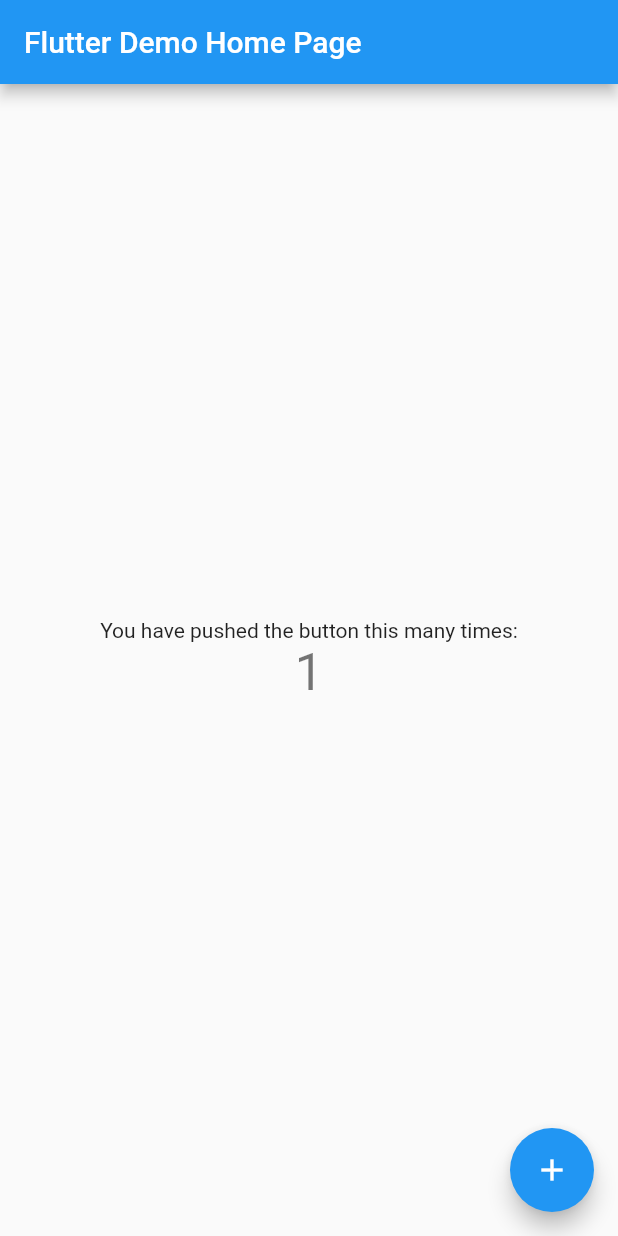
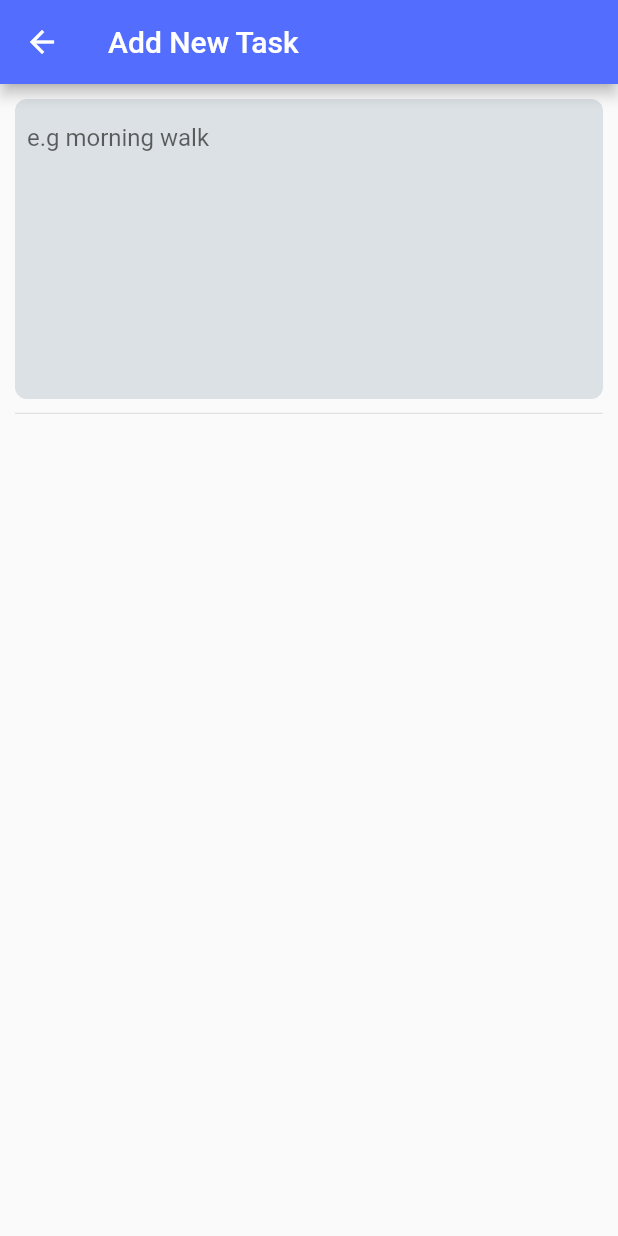
Before and after one commit to Ayushtytripatha/todo, a Flutter app: the screen it shows after launch, after a tap on the "add" icon, on a phone screen of 412 x 824 dp. Run offline on Flutter 3.47's test engine with Material 2 defaults, Android fonts, the phone set to English and light mode, and no system bars; our stand-ins replace animated_bottom_navigation_bar, equatable, flutter_bloc, flutter_icons, flutter_local_notifications, get_it and 1 more.

Commit message:
t4
 watch  24

```diff
--- /dev/null
+++ b/lib/app_const.dart
@@ -0,0 +1,5 @@
+class AppConst {}
+
+class PageConst {
+  static const String addNewTaskPage = "addNewTaskPage";
+}
--- /dev/null
+++ b/lib/features/Presentation/pages/add_new_task_page.dart
@@ -0,0 +1,64 @@
+import 'package:flutter/material.dart';
+
+class AddNewTask extends StatefulWidget {
+  const AddNewTask({Key key}) : super(key: key);
+
+  @override
+  _AddNewTaskState createState() => _AddNewTaskState();
+}
+
+class _AddNewTaskState extends State<AddNewTask> {
+  TextEditingController _texttextController = TextEditingController();
+  void dispose() {
+    _texttextController.dispose();
+    super.dispose();
+  }
+
+  @override
+  Widget build(BuildContext context) {
+    return Scaffold(
+        appBar: AppBar(
+          title: Text("Add New Task"),
+        ),
+        body: Padding(
+          padding: const EdgeInsets.all(10.0),
+          child: Column(
+            children: [_addNewTaskWidget(), _divider()],
+          ),
+        ));
+  }
+
+  _addNewTaskWidget() {
+    return Container(
+      height: 200,
+      padding: EdgeInsets.symmetric(horizontal: 8, vertical: 4),
+      decoration: BoxDecoration(
+          borderRadius: BorderRadius.all(Radius.circular(8)),
+          color: Colors.blueGrey.withOpacity(.2)),
+      child: Scrollbar(
+        thickness: 6,
+        child: TextField(
+          controller: _texttextController,
+          maxLines: 4,
+          decoration: InputDecoration(
+              hintText: "e.g morning walk", border: InputBorder.none),
+        ),
+      ),
+    );
+  }
+
+  _divider() {
+    return Column(
+      crossAxisAlignment: CrossAxisAlignment.start,
+      children: [
+        SizedBox(
+          height: 1.5,
+        ),
+        Divider(),
+        SizedBox(
+          height: 10,
+        )
+      ],
+    );
+  }
+}
--- /dev/null
+++ b/lib/features/Presentation/pages/home_page.dart
@@ -0,0 +1,14 @@
+import 'package:flutter/material.dart';
+
+class HomePage extends StatelessWidget {
+  const HomePage({Key key}) : super(key: key);
+
+  @override
+  Widget build(BuildContext context) {
+    return Scaffold(
+      body: Center(
+        child: Text("Home Page "),
+      ),
+    );
+  }
+}
--- /dev/null
+++ b/lib/features/Presentation/screens/home_screen.dart
@@ -0,0 +1,62 @@
+import 'package:animated_bottom_navigation_bar/animated_bottom_navigation_bar.dart';
+import 'package:flutter/material.dart';
+import 'package:flutter_icons/flutter_icons.dart';
+import 'package:todo/app_const.dart';
+import 'package:todo/features/Presentation/pages/complete_task.dart';
+import 'package:todo/features/Presentation/pages/home_page.dart';
+import 'package:todo/features/Presentation/widgets/theme/style.dart';
+
+class HomeScreen extends StatefulWidget {
+  const HomeScreen({Key key}) : super(key: key);
+
+  @override
+  _HomeScreenState createState() => _HomeScreenState();
+}
+
+class _HomeScreenState extends State<HomeScreen> {
+  final iconList = <IconData>[
+    FontAwesome.home,
+    FontAwesome.tasks,
+  ];
+
+  List<Widget> get _pages => [
+        HomePage(),
+        CompleteTask(),
+      ];
+  int _pagenavindex = 0;
+  @override
+  Widget build(BuildContext context) {
+    return Scaffold(
+      floatingActionButton: FloatingActionButton(
+        elevation: 0,
+        backgroundColor: colorC80863,
+        child: Icon(
+          Icons.add,
+          size: 40,
+          color: Colors.white,
+        ),
+        onPressed: () {
+          Navigator.pushNamed(context, PageConst.addNewTaskPage);
+        },
+      ),
+      floatingActionButtonLocation:
+          FloatingActionButtonLocation.miniCenterDocked,
+      bottomNavigationBar: _bottomNavBar(),
+      body: _pages[_pagenavindex],
+    );
+  }
+
+  Widget _bottomNavBar() {
+    return AnimatedBottomNavigationBar(
+      activeColor: color6FADE4,
+      gapLocation: GapLocation.center,
+      icons: iconList,
+      activeIndex: _pagenavindex,
+      onTap: (index) {
+        setState(() {
+          _pagenavindex = index;
+        });
+      },
+    );
+  }
+}
--- a/lib/main.dart
+++ b/lib/main.dart
@@ -1,6 +1,10 @@
 import 'package:flutter/material.dart';
+import 'package:todo/features/Presentation/screens/home_screen.dart';
+import 'package:todo/on_generate_route.dart';
+import 'injection_container.dart' as sl;
 
-void main() {
+void main() async {
+  // await sl.init();
   runApp(MyApp());
 }
 
@@ -11,56 +15,14 @@ class MyApp extends StatelessWidget {
     return MaterialApp(
       title: 'MY Daily Task',
       theme: ThemeData(
-        primarySwatch: Colors.blue,
+        primaryColor: Colors.indigoAccent,
       ),
-      home: MyHomePage(title: 'Flutter Demo Home Page'),
+      onGenerateRoute: OnGenerateRoute.route,
+      routes: {
+        "/": (context) {
+          return HomeScreen();
+        }
+      },
     );
   }
 }
-
-class MyHomePage extends StatefulWidget {
-  MyHomePage({Key key, this.title}) : super(key: key);
-
-  final String title;
-
-  @override
-  _MyHomePageState createState() => _MyHomePageState();
-}
-
-class _MyHomePageState extends State<MyHomePage> {
-  int _counter = 0;
-
-  void _incrementCounter() {
-    setState(() {
-      _counter++;
-    });
-  }
-
-  @override
-  Widget build(BuildContext context) {
-    return Scaffold(
-      appBar: AppBar(
-        title: Text(widget.title),
-      ),
-      body: Center(
-        child: Column(
-          mainAxisAlignment: MainAxisAlignment.center,
-          children: <Widget>[
-            Text(
-              'You have pushed the button this many times:',
-            ),
-            Text(
-              '$_counter',
-              style: Theme.of(context).textTheme.headline4,
-            ),
-          ],
-        ),
-      ),
-      floatingActionButton: FloatingActionButton(
-        onPressed: _incrementCounter,
-        tooltip: 'Increment',
-        child: Icon(Icons.add),
-      ),
-    );
-  }
-}
--- /dev/null
+++ b/lib/on_generate_route.dart
@@ -0,0 +1,38 @@
+import 'package:flutter/material.dart';
+import 'app_const.dart';
+import 'features/Presentation/pages/add_new_task_page.dart';
+
+class OnGenerateRoute {
+  static Route<dynamic> route(RouteSettings settings) {
+    final args = settings.arguments;
+
+    switch (settings.name) {
+      case PageConst.addNewTaskPage:
+        {
+          return materialBuilder(widget: AddNewTask());
+        }
+      default:
+        return materialBuilder(
+          widget: ErrorPage(),
+        );
+    }
+  }
+}
+
+class ErrorPage extends StatelessWidget {
+  @override
+  Widget build(BuildContext context) {
+    return Scaffold(
+      appBar: AppBar(
+        title: Text("error"),
+      ),
+      body: Center(
+        child: Text("error"),
+      ),
+    );
+  }
+}
+
+MaterialPageRoute materialBuilder({Widget widget}) {
+  return MaterialPageRoute(builder: (_) => widget);
+}
```
Also changed, not shown: lib/features/Presentation/pages/complete_task.dart (added, +14 -0 lines), lib/features/Presentation/widgets/common.dart (added, +16 -0 lines), lib/features/Presentation/widgets/theme/style.dart (added, +7 -0 lines), lib/injection_container.dart (added, +53 -0 lines).
